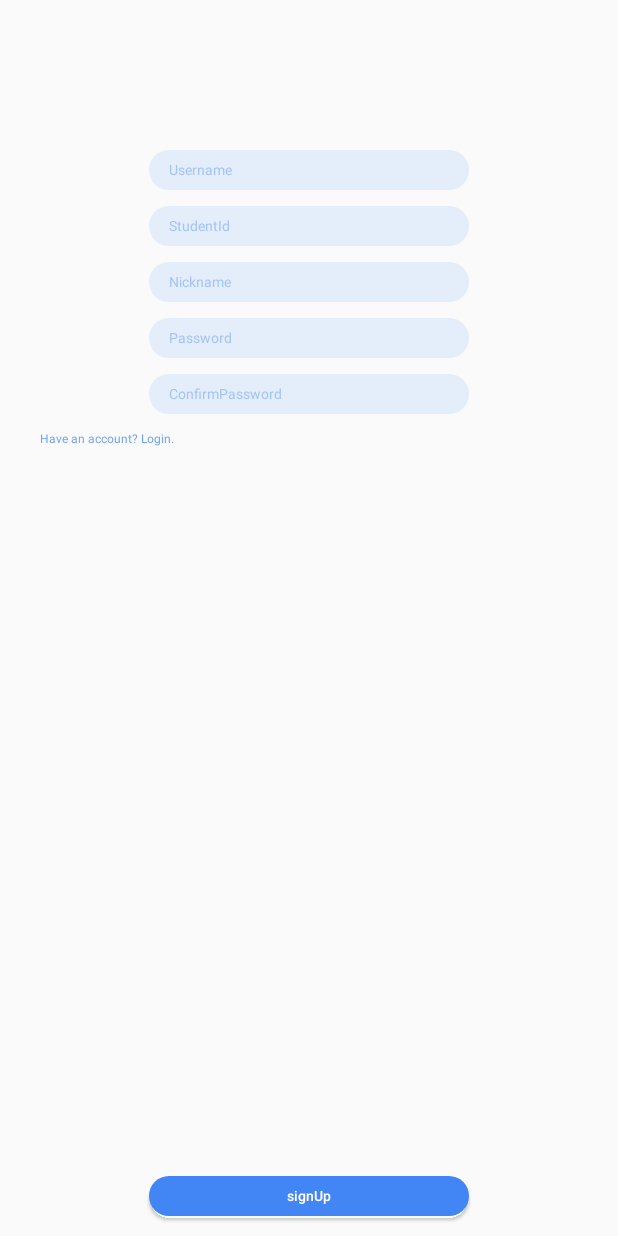
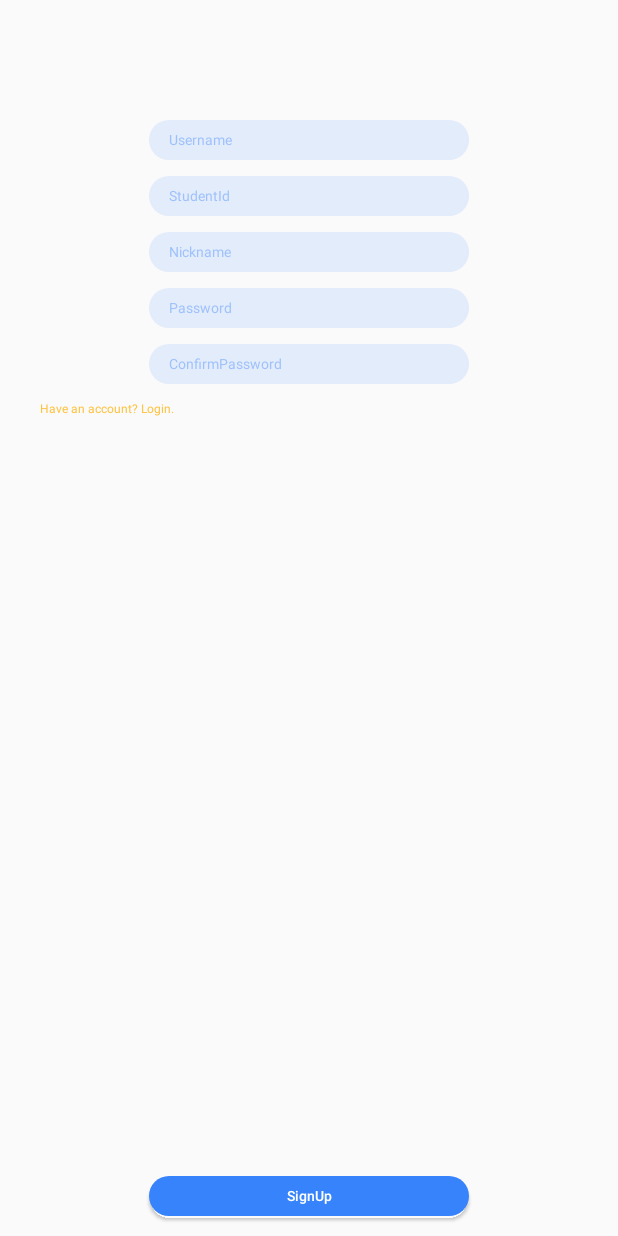
Before and after one commit to keyebang/keyebang-1, an Android app: the SignUpActivity screen opened directly, with no data from a screen before it, on a phone screen of 412 x 824 dp. Run offline under Robolectric (Android 15) with nearby library versions, the phone set to English and light mode, and no system bars.

Commit message:
Project Structure and UI Optimization

```diff
--- a/app/src/main/java/com/shg/keyebang/presenter/account/LogInPresenter.java
+++ b/app/src/main/java/com/shg/keyebang/presenter/account/LogInPresenter.java
@@ -4,7 +4,7 @@ import android.content.Intent;
 
 import com.shg.keyebang.model.User;
 import com.shg.keyebang.presenter.BasePresenter;
-import com.shg.keyebang.services.account.AccountSystem;
+import com.shg.keyebang.services.account.Account;
 import com.shg.keyebang.services.account.SignUpLogInListener;
 import com.shg.keyebang.view.MainActivity;
 import com.shg.keyebang.view.account.LogInActivity;
@@ -21,7 +21,7 @@ public class LogInPresenter extends BasePresenter {
         User user = new User();
         user.setUsername(username);
         user.setPassword(password);
-        AccountSystem.login(user, new SignUpLogInListener() {
+        Account.login(user, new SignUpLogInListener() {
             @Override
             public void onSuccess(User user, String message) {
                 logInActivity.toastAndLog(message);
--- a/app/src/main/res/layout/activity_account_login.xml
+++ b/app/src/main/res/layout/activity_account_login.xml
@@ -34,8 +34,8 @@
         android:layout_marginTop="16dp"
         android:text="Don't have an account? Sign Up."
         android:textSize="12sp"
-        android:textColor="@color/themeColorBlue"
-        android:alpha="0.75"
+        android:textColor="@color/themeColorYellow"
+        android:alpha="1"
         />
 
     <Button
--- a/app/src/main/res/layout/activity_account_signup.xml
+++ b/app/src/main/res/layout/activity_account_signup.xml
@@ -9,7 +9,7 @@
     <EditText
         android:id="@+id/newUsername"
         style="@style/accountEditText"
-        android:layout_marginTop="150dp"
+        android:layout_marginTop="120dp"
         android:hint="Username"
         app:layout_constraintLeft_toLeftOf="parent"
         app:layout_constraintRight_toRightOf="parent"
@@ -61,7 +61,7 @@
         android:layout_marginTop="16dp"
         android:text="Have an account? Login."
         android:textSize="12sp"
-        android:textColor="@color/themeColorBlue"
+        android:textColor="@color/themeColorYellow"
         android:alpha="0.75"
         />
 
@@ -69,7 +69,7 @@
         android:id="@+id/signUpButton"
         style="@style/accountButton"
         android:layout_marginBottom="20dp"
-        android:text="signUp"
+        android:text="SignUp"
         app:layout_constraintBottom_toBottomOf="parent"
         app:layout_constraintLeft_toLeftOf="parent"
         app:layout_constraintRight_toRightOf="parent" />
--- a/app/src/main/res/values/colors.xml
+++ b/app/src/main/res/values/colors.xml
@@ -3,10 +3,11 @@
     <color name="colorPrimary">#008577</color>
     <color name="colorPrimaryDark">#00574B</color>
     <color name="colorAccent">#D81B60</color>
-    <color name="themeColorBlue">#4285F4</color>
+    <color name="themeColorBlue">#3683FC</color>
+    <color name="themeColorYellow">#FFB000</color>
     <color name="themeColorPink">#FC6699</color>
-    <color name="textHintBlue">#664285F4</color>
+    <color name="textHintBlue">#663683FC</color>
     <color name="textHintPink">#66FC6699</color>
-    <color name="accountEdTextBlue">#1E4285F4</color>
+    <color name="accountEdTextBlue">#1E3683FC</color>
     <color name="accountEdTextPink">#1EFC6699</color>
 </resources>
```
Also changed, not shown: app/src/main/java/com/shg/keyebang/presenter/account/SignUpPresenter.java (+7 -6 lines), app/src/main/java/com/shg/keyebang/services/account/Account.java (renamed from app/src/main/java/com/shg/keyebang/services/account/AccountSystem.java, +9 -1 lines).
